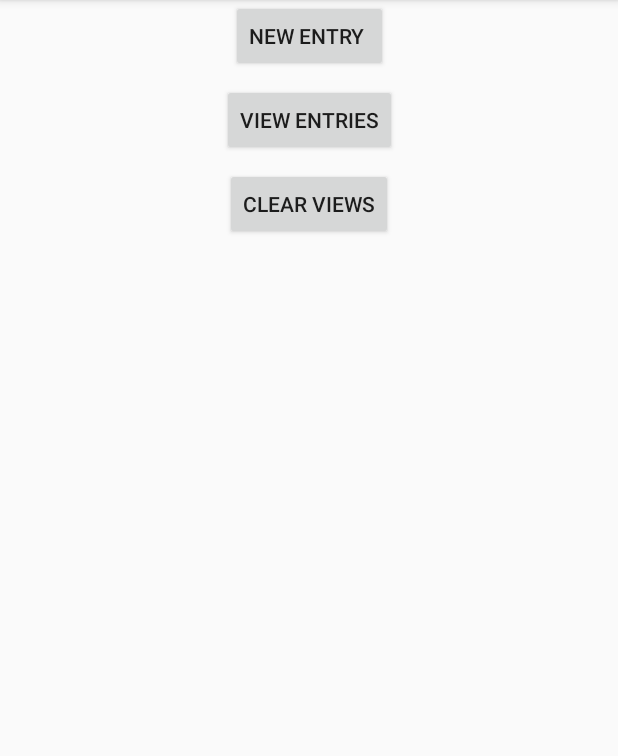
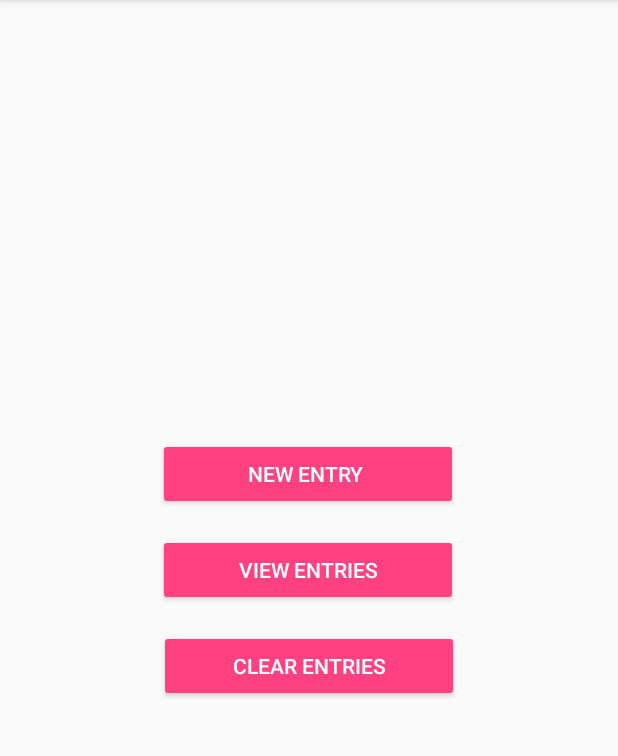
Before and after one commit to matty-mattv/mentalhealth, an Android app: the screen it shows after launch (MainActivity), on a phone screen of 412 x 824 dp, the part 84-840 px from its top. Run offline under Robolectric (Android 15) with nearby library versions, the phone set to English and light mode, and no system bars.

Commit message:
Feature updates

```diff
--- a/MentalHealth/app/src/main/AndroidManifest.xml
+++ b/MentalHealth/app/src/main/AndroidManifest.xml
@@ -3,6 +3,9 @@
           package="com.example.mentalhealth">
 
     <uses-permission android:name="android.permission.INTERNET"/>
+    <uses-feature android:name="android.hardware.camera"
+                  android:required="true" />
+
 
     <application
         android:allowBackup="true"
--- a/MentalHealth/app/src/main/res/layout/activity_main.xml
+++ b/MentalHealth/app/src/main/res/layout/activity_main.xml
@@ -8,40 +8,49 @@
     tools:context="com.example.mentalhealth.MainActivity">
 
     <Button
+        android:id="@+id/viewButton"
+        style="@style/Widget.AppCompat.Button.Colored"
+        android:layout_width="200dp"
+        android:layout_height="wrap_content"
+        android:layout_marginBottom="16dp"
+        android:layout_marginEnd="16dp"
+        android:layout_marginStart="16dp"
+        android:elevation="0dp"
+        android:onClick="viewEntries"
+        android:text="View Entries"
+        app:layout_constraintBottom_toTopOf="@+id/clearButtonID"
+        app:layout_constraintEnd_toEndOf="parent"
+        app:layout_constraintHorizontal_bias="0.497"
+        app:layout_constraintStart_toStartOf="parent"/>
+
+    <Button
         android:id="@+id/entryButton"
-        android:layout_width="wrap_content"
+        style="@style/Widget.AppCompat.Button.Colored"
+        android:layout_width="200dp"
         android:layout_height="48dp"
+        android:layout_marginBottom="16dp"
         android:layout_marginEnd="16dp"
         android:layout_marginStart="16dp"
         android:onClick="newEntry"
         android:text="New Entry "
+        app:layout_constraintBottom_toTopOf="@+id/viewButton"
         app:layout_constraintEnd_toEndOf="parent"
+        app:layout_constraintHorizontal_bias="0.497"
         app:layout_constraintStart_toStartOf="parent"
-        tools:layout_editor_absoluteY="219dp"/>
-
-    <Button
-        android:id="@+id/viewButton"
-        android:layout_width="wrap_content"
-        android:layout_height="0dp"
-        android:layout_marginEnd="16dp"
-        android:layout_marginStart="16dp"
-        android:layout_marginTop="8dp"
-        android:onClick="viewEntries"
-        android:text="View Entries"
-        app:layout_constraintEnd_toEndOf="parent"
-        app:layout_constraintStart_toStartOf="parent"
-        app:layout_constraintTop_toBottomOf="@+id/entryButton"/>
+        />
 
     <Button
         android:id="@+id/clearButtonID"
-        android:layout_width="wrap_content"
+        style="@style/Widget.AppCompat.Button.Colored"
+        android:layout_width="200dp"
         android:layout_height="wrap_content"
+        android:layout_marginBottom="300dp"
         android:layout_marginEnd="16dp"
         android:layout_marginStart="16dp"
-        android:layout_marginTop="8dp"
-        android:text="Clear Views"
+        android:onClick="clearEntries"
+        android:text="Clear Entries"
+        app:layout_constraintBottom_toBottomOf="parent"
         app:layout_constraintEnd_toEndOf="parent"
-        app:layout_constraintStart_toStartOf="parent"
-        app:layout_constraintTop_toBottomOf="@+id/viewButton"/>
+        app:layout_constraintStart_toStartOf="parent"/>
 
 </android.support.constraint.ConstraintLayout>
--- a/MentalHealth/app/src/main/res/values/colors.xml
+++ b/MentalHealth/app/src/main/res/values/colors.xml
@@ -2,5 +2,5 @@
 <resources>
     <color name="colorPrimary">#3F51B5</color>
     <color name="colorPrimaryDark">#303F9F</color>
-    <color name="colorAccent">#FF4081</color>
+    <color name="colorAccent">#ff4081</color>
 </resources>
--- a/MentalHealth/app/src/main/res/values/strings.xml
+++ b/MentalHealth/app/src/main/res/values/strings.xml
@@ -1,5 +1,5 @@
 <resources>
     <string name="app_name">Mental Health</string>
-    <string name="address">http://34.217.25.76:8080/new/Test</string>
+    <string name="address">http://hummuswins.me:5000/quotes</string>
 
 </resources>
```
Also changed, not shown: MentalHealth/app/src/main/java/com/example/mentalhealth/MainActivity.java (+54 -10 lines), MentalHealth/app/src/main/java/com/example/mentalhealth/NewEntry.java (+27 -2 lines), MentalHealth/app/src/main/res/layout/activity_new_entry.xml (+27 -0 lines).
